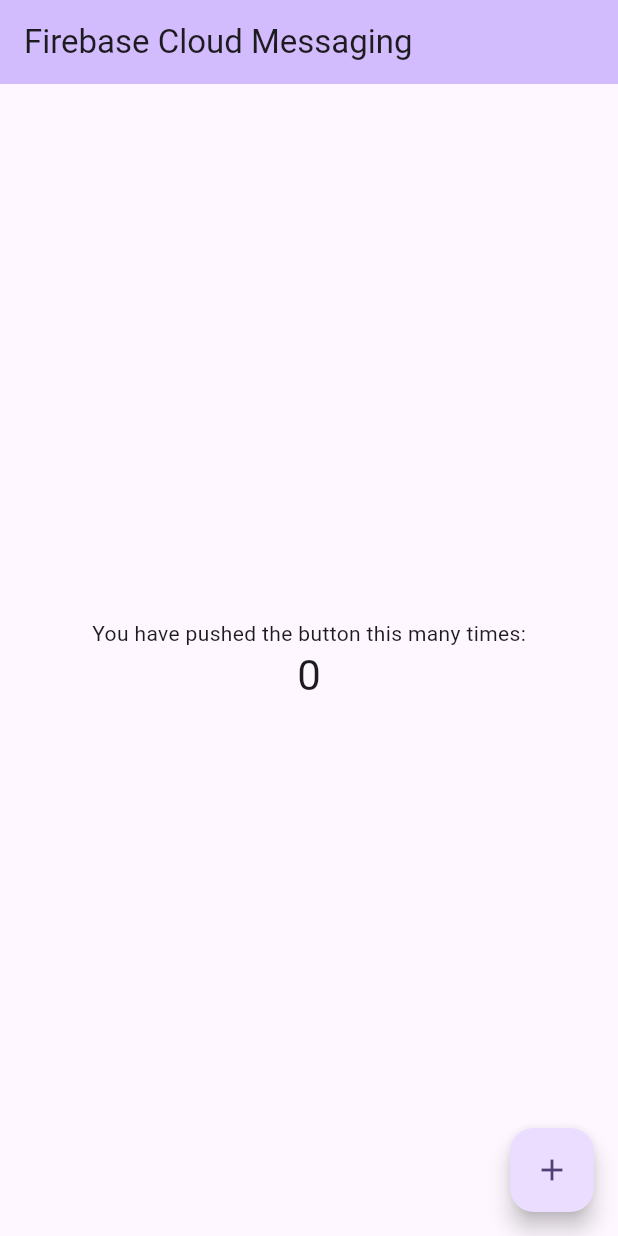
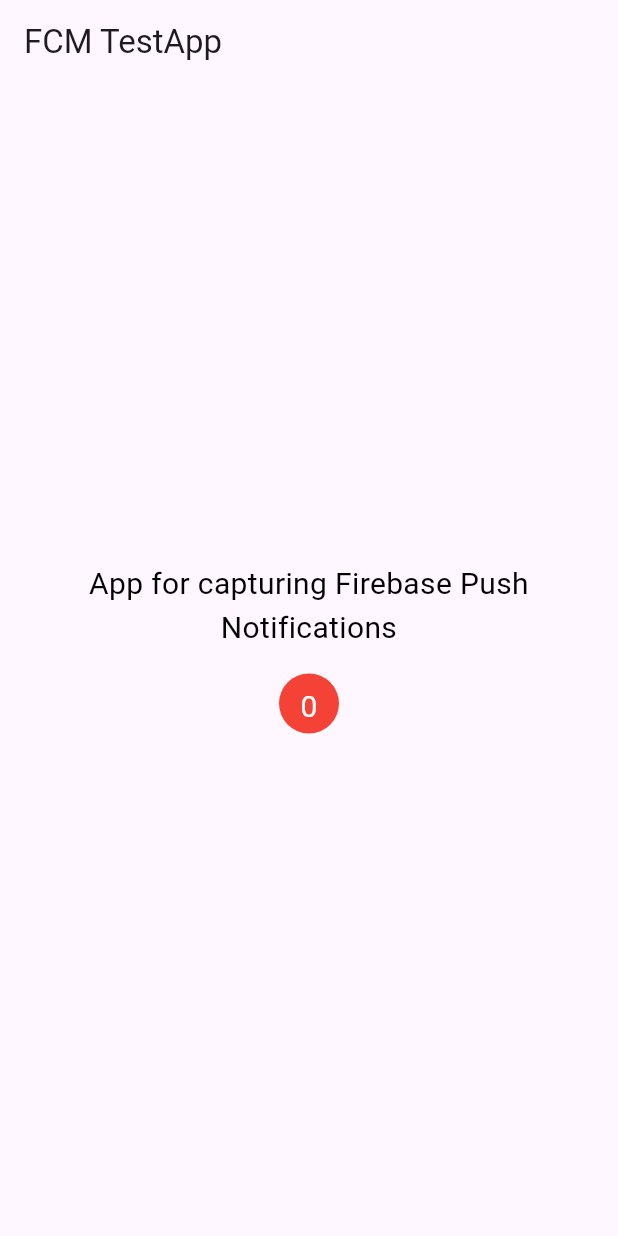
Before and after one commit to smarts-uz/flutter_fcm_testapp, a Flutter app: the screen it shows after launch, on a phone screen of 412 x 824 dp. Run offline on Flutter 3.47's test engine with Material 2 defaults, Android fonts, the phone set to English and light mode, and no system bars; drawn by our look-alikes of overlay_support; our stand-ins replace firebase_core, firebase_messaging; accounts and stored records are empty.

Commit message:
integrated with firebase messaging

```diff
--- /dev/null
+++ b/lib/home_page.dart
@@ -0,0 +1,145 @@
+import 'package:fcm_testapp/main.dart';
+import 'package:fcm_testapp/push_notification.dart';
+import 'package:firebase_core/firebase_core.dart';
+import 'package:firebase_messaging/firebase_messaging.dart';
+import 'package:flutter/material.dart';
+import 'package:overlay_support/overlay_support.dart';
+
+import 'notifications_badge.dart';
+
+class HomePage extends StatefulWidget {
+  const HomePage({super.key});
+
+  @override
+  State<HomePage> createState() => _HomePageState();
+}
+
+class _HomePageState extends State<HomePage> {
+  late int _totalNotifications;
+  PushNotification? _notificationInfo;
+  late final FirebaseMessaging _messaging;
+
+  void registerNotification() async {
+    await Firebase.initializeApp();
+    _messaging = FirebaseMessaging.instance;
+    FirebaseMessaging.onBackgroundMessage(firebaseMessagingBackgroundHandler);
+    NotificationSettings settings = await _messaging.requestPermission(
+      alert: true,
+      badge: true,
+      provisional: false,
+      sound: true,
+    );
+    if (settings.authorizationStatus == AuthorizationStatus.authorized) {
+      debugPrint('User granted permission');
+      FirebaseMessaging.onMessage.listen((RemoteMessage message) {
+        PushNotification notification = PushNotification(
+          title: message.notification?.title,
+          body: message.notification?.body,
+          dataTitle: message.data['title'],
+          dataBody: message.data['body'],
+        );
+        setState(() {
+          _notificationInfo = notification;
+          _totalNotifications++;
+        });
+        if (_notificationInfo != null) {
+          showSimpleNotification(
+            Text(_notificationInfo!.title!),
+            leading: NotificationBadge(totalNotifications: _totalNotifications),
+            subtitle: Text(_notificationInfo!.body!),
+            background: Colors.cyan.shade700,
+            duration: const Duration(seconds: 2),
+          );
+        }
+      });
+    } else {
+      debugPrint('User declined or has not accepted permission');
+    }
+  }
+
+  checkForInitialMessage() async {
+    await Firebase.initializeApp();
+    RemoteMessage? initialMessage =
+        await FirebaseMessaging.instance.getInitialMessage();
+
+    if (initialMessage != null) {
+      PushNotification notification = PushNotification(
+        title: initialMessage.notification?.title,
+        body: initialMessage.notification?.body,
+        dataTitle: initialMessage.data['title'],
+        dataBody: initialMessage.data['body'],
+      );
+      setState(() {
+        _notificationInfo = notification;
+        _totalNotifications++;
+      });
+    }
+  }
+
+  @override
+  void initState() {
+    _totalNotifications = 0;
+    registerNotification();
+    checkForInitialMessage();
+    FirebaseMessaging.onMessageOpenedApp.listen((RemoteMessage message) {
+      PushNotification notification = PushNotification(
+        title: message.notification?.title,
+        body: message.notification?.body,
+        dataTitle: message.data['title'],
+        dataBody: message.data['body'],
+      );
+      setState(() {
+        _notificationInfo = notification;
+        _totalNotifications++;
+      });
+    });
+    super.initState();
+  }
+
+  @override
+  Widget build(BuildContext context) {
+    return Scaffold(
+      appBar: AppBar(
+        title: const Text('FCM TestApp'),
+      ),
+      body: Column(
+        mainAxisAlignment: MainAxisAlignment.center,
+        children: [
+          const Text(
+            'App for capturing Firebase Push Notifications',
+            textAlign: TextAlign.center,
+            style: TextStyle(
+              color: Colors.black,
+              fontSize: 20,
+            ),
+          ),
+          const SizedBox(height: 16.0),
+          NotificationBadge(totalNotifications: _totalNotifications),
+          const SizedBox(height: 16.0),
+          _notificationInfo != null
+              ? Column(
+                  crossAxisAlignment: CrossAxisAlignment.start,
+                  children: [
+                    Text(
+                      'TITLE: ${_notificationInfo!.dataTitle ?? _notificationInfo!.title}',
+                      style: const TextStyle(
+                        fontWeight: FontWeight.bold,
+                        fontSize: 16.0,
+                      ),
+                    ),
+                    const SizedBox(height: 8.0),
+                    Text(
+                      'BODY: ${_notificationInfo!.dataBody ?? _notificationInfo!.body}',
+                      style: const TextStyle(
+                        fontWeight: FontWeight.bold,
+                        fontSize: 16.0,
+                      ),
+                    ),
+                  ],
+                )
+              : const SizedBox(),
+        ],
+      ),
+    );
+  }
+}
--- a/lib/main.dart
+++ b/lib/main.dart
@@ -1,6 +1,13 @@
+import 'package:fcm_testapp/home_page.dart';
+import 'package:firebase_messaging/firebase_messaging.dart';
 import 'package:flutter/material.dart';
 import 'package:firebase_core/firebase_core.dart';
+import 'package:overlay_support/overlay_support.dart';
 import 'firebase_options.dart';
+
+Future firebaseMessagingBackgroundHandler(RemoteMessage message) async {
+  debugPrint("Handling a background message: ${message.messageId}");
+}
 
 void main() async {
   WidgetsFlutterBinding.ensureInitialized();
@@ -15,60 +22,15 @@ class MyApp extends StatelessWidget {
 
   @override
   Widget build(BuildContext context) {
-    return MaterialApp(
-      debugShowCheckedModeBanner: false,
-      title: 'Firebase FCM TestApp',
-      theme: ThemeData(
-        colorScheme: ColorScheme.fromSeed(seedColor: Colors.deepPurple),
-        useMaterial3: true,
-      ),
-      home: const MyHomePage(title: 'Firebase Cloud Messaging'),
-    );
-  }
-}
-
-class MyHomePage extends StatefulWidget {
-  const MyHomePage({super.key, required this.title});
-  final String title;
-
-  @override
-  State<MyHomePage> createState() => _MyHomePageState();
-}
-
-class _MyHomePageState extends State<MyHomePage> {
-  int _counter = 0;
-
-  void _incrementCounter() {
-    setState(() {
-      _counter++;
-    });
-  }
-
-  @override
-  Widget build(BuildContext context) {
-    return Scaffold(
-      appBar: AppBar(
-        backgroundColor: Theme.of(context).colorScheme.inversePrimary,
-        title: Text(widget.title),
-      ),
-      body: Center(
-        child: Column(
-          mainAxisAlignment: MainAxisAlignment.center,
-          children: <Widget>[
-            const Text(
-              'You have pushed the button this many times:',
-            ),
-            Text(
-              '$_counter',
-              style: Theme.of(context).textTheme.headlineMedium,
-            ),
-          ],
+    return OverlaySupport(
+      child: MaterialApp(
+        debugShowCheckedModeBanner: false,
+        title: 'Firebase FCM TestApp',
+        theme: ThemeData(
+          colorScheme: ColorScheme.fromSeed(seedColor: Colors.deepPurple),
+          useMaterial3: true,
         ),
-      ),
-      floatingActionButton: FloatingActionButton(
-        onPressed: _incrementCounter,
-        tooltip: 'Increment',
-        child: const Icon(Icons.add),
+        home: const HomePage(),
       ),
     );
   }
--- /dev/null
+++ b/lib/notifications_badge.dart
@@ -0,0 +1,28 @@
+import 'package:flutter/material.dart';
+
+class NotificationBadge extends StatelessWidget {
+  final int totalNotifications;
+
+  const NotificationBadge({super.key, required this.totalNotifications});
+
+  @override
+  Widget build(BuildContext context) {
+    return Container(
+      width: 40.0,
+      height: 40.0,
+      decoration: const BoxDecoration(
+        color: Colors.red,
+        shape: BoxShape.circle,
+      ),
+      child: Center(
+        child: Padding(
+          padding: const EdgeInsets.all(8.0),
+          child: Text(
+            '$totalNotifications',
+            style: const TextStyle(color: Colors.white, fontSize: 20),
+          ),
+        ),
+      ),
+    );
+  }
+}
--- /dev/null
+++ b/lib/push_notification.dart
@@ -0,0 +1,13 @@
+class PushNotification {
+  PushNotification({
+    this.title,
+    this.body,
+    this.dataTitle,
+    this.dataBody,
+  });
+
+  String? title;
+  String? body;
+  String? dataTitle;
+  String? dataBody;
+}
--- a/pubspec.yaml
+++ b/pubspec.yaml
@@ -13,6 +13,8 @@ dependencies:
     sdk: flutter
   cupertino_icons: ^1.0.2
   firebase_core: ^2.15.0
+  firebase_messaging: ^14.6.5
+  overlay_support: ^2.1.0
 
 dev_dependencies:
   flutter_test:
```
Also changed, not shown: pubspec.lock, 1 other file.
